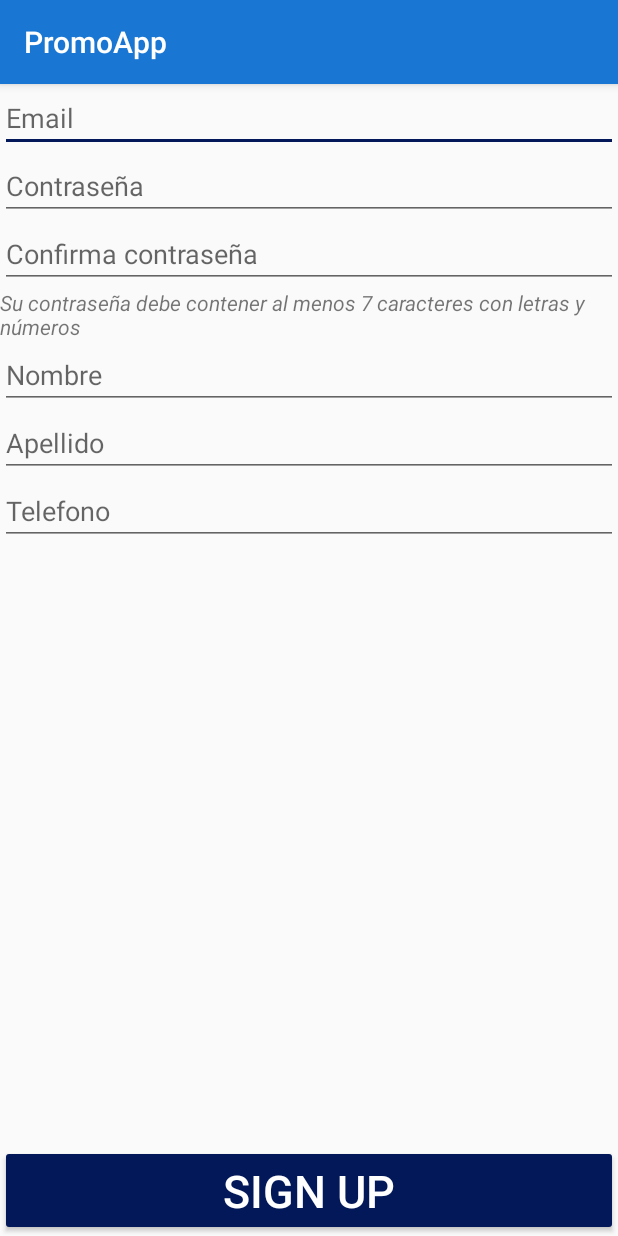
After one commit to MartinCJ08/PromoApp, an Android app: the SignupActivity screen opened directly, with no data from a screen before it, on a phone screen of 412 x 824 dp. The commit adds this screen. Run offline under Robolectric (Android 15) with nearby library versions, the phone set to English and light mode, and no system bars; our stand-ins replace Firebase (no records; nobody signed in at launch, a user with empty details on screens opened directly).

Commit message:
Registro sin material design :v

```diff
--- a/PromoApp/app/build.gradle
+++ b/PromoApp/app/build.gradle
@@ -26,6 +26,7 @@ dependencies {
     implementation 'androidx.constraintlayout:constraintlayout:1.1.3'
     implementation 'com.google.firebase:firebase-auth:16.0.5'
     implementation 'androidx.lifecycle:lifecycle-extensions:2.1.0'
+    implementation 'com.google.firebase:firebase-database:16.0.4'
     testImplementation 'junit:junit:4.12'
     androidTestImplementation 'androidx.test:runner:1.1.1'
     androidTestImplementation 'androidx.test.espresso:espresso-core:3.1.1'
--- a/PromoApp/app/src/main/AndroidManifest.xml
+++ b/PromoApp/app/src/main/AndroidManifest.xml
@@ -9,10 +9,11 @@
         android:roundIcon="@mipmap/ic_launcher_round"
         android:supportsRtl="true"
         android:theme="@style/AppTheme">
+        <activity android:name=".Activities.SignupActivity"></activity>
         <activity
             android:name=".MainTabActivity"
             android:label="@string/title_activity_main_tab"
-            android:theme="@style/AppTheme.NoActionBar"></activity>
+            android:theme="@style/AppTheme.NoActionBar" />
         <activity android:name=".Activities.MainActivity" />
         <activity android:name=".Activities.SigninActivity">
             <intent-filter>
--- a/PromoApp/app/src/main/java/com/example/promoapp/Activities/SigninActivity.java
+++ b/PromoApp/app/src/main/java/com/example/promoapp/Activities/SigninActivity.java
@@ -26,6 +26,7 @@ public class SigninActivity extends AppCompatActivity {
     private FirebaseAuth mAuth;
     TextView input_email,input_password;
     Intent inMain;
+    Intent inSignup;
 
     @Override
     protected void onCreate(Bundle savedInstanceState) {
@@ -99,6 +100,11 @@ public class SigninActivity extends AppCompatActivity {
                 });
     }
 
+    public void goToSignup(View v){
+        inSignup = new Intent(SigninActivity.this, SignupActivity.class);
+        startActivity(inSignup);
+    }
+
     private void updateUI(FirebaseUser currentUser) {
         if(currentUser != null){}
     }
--- /dev/null
+++ b/PromoApp/app/src/main/java/com/example/promoapp/Activities/SignupActivity.java
@@ -0,0 +1,102 @@
+package com.example.promoapp.Activities;
+
+import androidx.annotation.NonNull;
+import androidx.appcompat.app.AppCompatActivity;
+
+import android.os.Bundle;
+import android.view.View;
+import android.widget.Button;
+import android.widget.EditText;
+import android.widget.Toast;
+
+import com.example.promoapp.Models.Usuario;
+import com.example.promoapp.R;
+import com.google.android.gms.tasks.OnCompleteListener;
+import com.google.android.gms.tasks.Task;
+import com.google.firebase.auth.AuthResult;
+import com.google.firebase.auth.FirebaseAuth;
+import com.google.firebase.auth.FirebaseAuthUserCollisionException;
+import com.google.firebase.database.DatabaseReference;
+import com.google.firebase.database.FirebaseDatabase;
+
+public class SignupActivity extends AppCompatActivity {
+
+    private FirebaseAuth mAuth;
+
+    FirebaseDatabase database = FirebaseDatabase.getInstance();
+    DatabaseReference myRef = database.getReference("usuarios");
+
+    private Button btnSignReg;
+    private EditText etxtEmailSign, etxtPassSign, etxtPassSign2, etxtNomSign, etxtApeSign, etxtPhoneSign;
+
+    @Override
+    protected void onCreate(Bundle savedInstanceState) {
+        super.onCreate(savedInstanceState);
+        setContentView(R.layout.activity_sign_up);
+
+        btnSignReg = findViewById(R.id.btnSignReg);
+        etxtPassSign = findViewById(R.id.etxtPassSign);
+        etxtPassSign2 = findViewById(R.id.etxtPassSign2);
+        etxtEmailSign = findViewById(R.id.etxtEmailSign);
+        etxtNomSign = findViewById(R.id.etxtNomSign);
+        etxtApeSign = findViewById(R.id.etxtApeSign);
+        etxtPhoneSign = findViewById(R.id.etxtPhoneSign);
+
+        btnSignReg.setOnClickListener(new View.OnClickListener() {
+            @Override
+            public void onClick(View v) {
+
+                String email = etxtEmailSign.getText().toString();
+                String pass = etxtPassSign.getText().toString();
+                String pass2 = etxtPassSign2.getText().toString();
+                String nom = etxtNomSign.getText().toString();
+                String ape = etxtApeSign.getText().toString();
+                String phone = etxtPhoneSign.getText().toString();
+
+                if (email.isEmpty() || pass.isEmpty() || pass2.isEmpty() || nom.isEmpty() || ape.isEmpty() || phone.isEmpty()) {
+                    Toast.makeText(getApplicationContext(), "Complete los campos", Toast.LENGTH_SHORT).show();
+                } else {
+                    if (!pass.equals(pass2)) {
+                        Toast.makeText(getApplicationContext(), "Contraseña no coincide", Toast.LENGTH_SHORT).show();
+                    } else {
+                        createUser(email, pass);
+                    }
+                }
+            }
+        });
+    }
+
+
+    private void createUser(final String email, final String pass) {
+
+        final String email_2 = etxtEmailSign.getText().toString();
+        final String pass_2 = etxtPassSign.getText().toString();
+        final String nom = etxtNomSign.getText().toString();
+        final String ape = etxtApeSign.getText().toString();
+        final String phone = etxtPhoneSign.getText().toString();
+
+        mAuth = FirebaseAuth.getInstance();
+        mAuth.createUserWithEmailAndPassword(email, pass)
+                .addOnCompleteListener(SignupActivity.this, new OnCompleteListener<AuthResult>() {
+                    @Override
+                    public void onComplete(@NonNull Task<AuthResult> task) {
+                        if (task.isSuccessful()) {
+                            Toast.makeText(SignupActivity.this, "Cuenta registrada", Toast.LENGTH_SHORT).show();
+                            createUserDB(nom, ape, email_2, pass_2, phone);
+                            finish();
+                        } else {
+                            if (task.getException() instanceof FirebaseAuthUserCollisionException) {
+                                Toast.makeText(SignupActivity.this, "Este correo ya esta registrado", Toast.LENGTH_SHORT).show();
+                            } else {
+                                Toast.makeText(SignupActivity.this, "Ups! Algo falló", Toast.LENGTH_SHORT).show();
+                            }
+                        }
+                    }
+                });
+    }
+
+    private void createUserDB(String nom, String ape, String email, String pass, String phone) {
+        Usuario user = new Usuario(nom, ape, email, pass, phone);
+        myRef.push().setValue(user);
+    }
+}
--- a/PromoApp/app/src/main/res/layout/activity_sign_in.xml
+++ b/PromoApp/app/src/main/res/layout/activity_sign_in.xml
@@ -72,6 +72,7 @@
               android:layout_marginBottom="24dp"
               android:text="No account yet? Create one"
               android:gravity="center"
+              android:onClick="goToSignup"
               android:textSize="16dip"/>
 
 </LinearLayout>
--- /dev/null
+++ b/PromoApp/app/src/main/res/layout/activity_sign_up.xml
@@ -0,0 +1,74 @@
+<?xml version="1.0" encoding="utf-8"?>
+<LinearLayout xmlns:android="http://schemas.android.com/apk/res/android"
+    xmlns:app="http://schemas.android.com/apk/res-auto"
+    xmlns:tools="http://schemas.android.com/tools"
+    android:layout_width="match_parent"
+    android:layout_height="match_parent"
+    android:orientation="vertical"
+    tools:context=".Activities.SignupActivity">
+
+    <LinearLayout
+        android:layout_width="match_parent"
+        android:layout_height="wrap_content"
+        android:layout_weight="1"
+        android:orientation="vertical">
+
+        <EditText
+            android:id="@+id/etxtEmailSign"
+            android:layout_width="match_parent"
+            android:layout_height="wrap_content"
+            android:hint="Email"
+            android:inputType="textEmailAddress"/>
+
+        <EditText
+            android:id="@+id/etxtPassSign"
+            android:layout_width="match_parent"
+            android:layout_height="wrap_content"
+            android:hint="Contraseña"
+            android:inputType="textPassword"/>
+
+        <EditText
+            android:id="@+id/etxtPassSign2"
+            android:layout_width="match_parent"
+            android:layout_height="wrap_content"
+            android:hint="Confirma contraseña"
+            android:inputType="textPassword"/>
+
+        <TextView
+            android:layout_width="match_parent"
+            android:layout_height="wrap_content"
+            android:textStyle="italic"
+            android:text="Su contraseña debe contener al menos 7 caracteres con letras y números"/>
+
+        <EditText
+            android:id="@+id/etxtNomSign"
+            android:layout_width="match_parent"
+            android:layout_height="wrap_content"
+            android:hint="Nombre"/>
+
+        <EditText
+            android:id="@+id/etxtApeSign"
+            android:layout_width="match_parent"
+            android:layout_height="wrap_content"
+            android:hint="Apellido"/>
+
+        <EditText
+            android:id="@+id/etxtPhoneSign"
+            android:layout_width="match_parent"
+            android:layout_height="wrap_content"
+            android:hint="Telefono"
+            android:inputType="number"/>
+
+    </LinearLayout>
+
+
+    <Button
+        android:id="@+id/btnSignReg"
+        style="@style/Widget.AppCompat.Button.Colored"
+        android:layout_width="match_parent"
+        android:layout_height="wrap_content"
+        android:layout_gravity="center"
+        android:text="@string/sign_up"
+        android:textSize="30dp"/>
+
+</LinearLayout>
--- a/PromoApp/app/src/main/res/values/strings.xml
+++ b/PromoApp/app/src/main/res/values/strings.xml
@@ -1,6 +1,7 @@
 <resources>
     <string name="app_name">PromoApp</string>
     <string name="title_activity_main_tab">MainTabActivity</string>
+    <string name="sign_up">Sign up</string>
     <string name="tab_text_1">Tab 1</string>
     <string name="tab_text_2">Tab 2</string>
 </resources>
```
Also changed, not shown: PromoApp/app/src/main/java/com/example/promoapp/Models/Usuario.java (added, +74 -0 lines).
